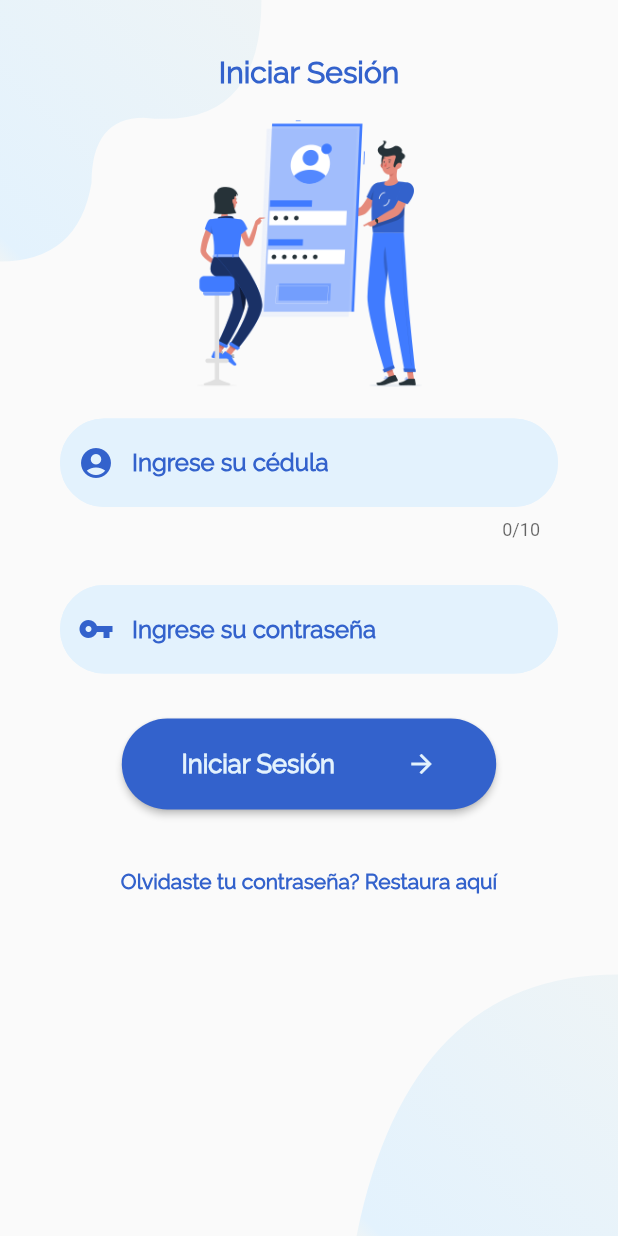
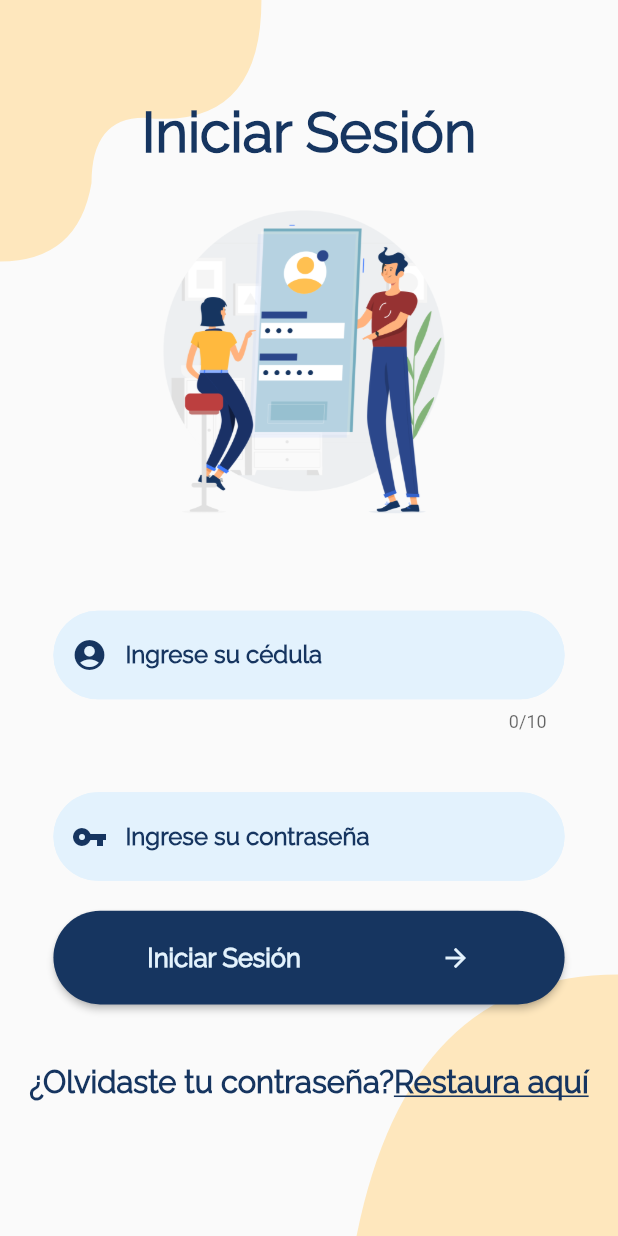
Before and after one commit to Stratovarius93/GoClassUnibe, a Flutter app: the LoginScreen screen opened directly, on a phone screen of 412 x 824 dp. Run offline on Flutter 3.47's test engine with Material 2 defaults, Android fonts, the phone set to English and light mode, and no system bars; our stand-ins replace auto_size_text, cloud_firestore, firebase_auth, google_sign_in; missing offline and left inert: colorful_safe_area; accounts and stored records are empty.

Commit message:
correcion colores y botones widgets registro login y validacion

```diff
--- a/lib/widgets/generics/homeApp/Input.dart
+++ b/lib/widgets/generics/homeApp/Input.dart
@@ -1,4 +1,3 @@
-import 'package:flutter/cupertino.dart';
 import 'package:flutter/material.dart';
 import 'package:GoClassUnibe/constants/Fonts.dart';
 
@@ -18,8 +17,12 @@ class CreateEmailInput extends StatelessWidget {
 
   @override
   Widget build(BuildContext context) {
-    return Padding(
-      padding: const EdgeInsets.only(top: 10.0, left: 40.0, right: 40.0, bottom: 20.0),
+    return Container(
+      width: MediaQuery
+          .of(context)
+          .size
+          .width * 0.90,
+      padding: const EdgeInsets.only(top: 40.0, left: 15.0, right: 15.0),
       child: TextFormField(
         maxLength: 10,
         keyboardType: TextInputType.number,
@@ -35,8 +38,8 @@ class CreateEmailInput extends StatelessWidget {
             fillColor: color,
             border: new OutlineInputBorder(
                 borderRadius: const BorderRadius.all(
-              const Radius.circular(50.0),
-            ))),
+                  const Radius.circular(50.0),
+                ))),
         style: TextStyle(
           fontFamily: fontApp,
           fontWeight: FontWeight.bold,
--- a/lib/widgets/generics/homeApp/LoginButton.dart
+++ b/lib/widgets/generics/homeApp/LoginButton.dart
@@ -19,28 +19,33 @@ class CreateLoginButton extends StatelessWidget {
   @override
   Widget build(BuildContext context) {
     return Container(
-      padding: const EdgeInsets.only(top:10.0,left: 40.0,right: 40.0,bottom: 20.0),
-      height: MediaQuery.of(context).size.width * 0.22,
-      width: MediaQuery.of(context).size.width * 0.80,
+      height: MediaQuery.of(context).size.width * 0.20,
+      width: MediaQuery.of(context).size.width * 0.90,
+      padding: const EdgeInsets.only(top: 20.0, left: 15.0, right: 15.0),
       child: RaisedButton(
         child: Row(
           mainAxisAlignment: MainAxisAlignment.spaceAround,
           children: <Widget>[
-            Text((Title),style: TextStyle(fontSize: 17.0, fontFamily: fontApp, fontWeight: FontWeight.bold,),),
-            Icon( Icons.arrow_forward, size: 20.0,
+            Text(
+              (Title),
+              style: TextStyle(
+                fontSize: 17.0,
+                fontFamily: fontApp,
+                fontWeight: FontWeight.bold,
+              ),
+            ),
+            Icon(
+              Icons.arrow_forward,
+              size: 20.0,
             ),
           ],
-
         ),
         color: color,
         textColor: colorText,
         shape: RoundedRectangleBorder(
           borderRadius: BorderRadius.circular(50),
-        ),
-
-        onPressed: () {},
+        ), onPressed: () {  },
       ),
     );
   }
-
 }
--- a/lib/widgets/generics/homeApp/MiniText.dart
+++ b/lib/widgets/generics/homeApp/MiniText.dart
@@ -1,6 +1,8 @@
+import 'package:GoClassUnibe/constants/Colors.dart';
 import 'package:flutter/cupertino.dart';
 import 'package:flutter/material.dart';
 import 'package:GoClassUnibe/constants/Fonts.dart';
+
 class CreateMiniText extends StatelessWidget {
   final String Title;
   final Color colorText;
@@ -10,11 +12,68 @@ class CreateMiniText extends StatelessWidget {
     this.Title,
     this.colorText,
   }) : super(key: key);
+
   Widget build(BuildContext context) {
     return Container(
-        padding: EdgeInsets.only(top: 20.0),
-        child:  Text((Title),
-          textAlign: TextAlign.center,
-          style: TextStyle(fontWeight: FontWeight.bold, color: colorText,fontFamily: fontApp),
-        ));}
+      padding: const EdgeInsets.only(top: 40.0),
+      child: Text.rich(
+        TextSpan(
+          text: '¿Olvidaste tu contraseña?',
+          style: TextStyle(
+            fontFamily: fontApp,
+            fontWeight: FontWeight.bold,
+            fontSize: MediaQuery.of(context).size.width * 0.05,
+            color: colorText,
+          ),
+          children: <TextSpan>[
+            TextSpan(
+                text: 'Restaura aquí',
+                style: TextStyle(
+                  fontFamily: fontApp,
+                  fontWeight: FontWeight.bold,
+                  fontSize: MediaQuery.of(context).size.width * 0.05,
+                  color: colorText,
+                  decoration: TextDecoration.underline,
+                )),
+            // can add more TextSpans here...
+          ],
+        ),
+      ),
+    );
+  }
 }
+
+class CreateMiniText2 extends StatelessWidget {
+  final String Title;
+  final Color colorText;
+
+  const CreateMiniText2({
+    Key key,
+    this.Title,
+    this.colorText,
+  }) : super(key: key);
+
+  Widget build(BuildContext context) {
+    return Container(
+      width: MediaQuery.of(context).size.width * 0.9,
+      margin: EdgeInsets.only(left: 30.0, right: 30.0),
+      padding: EdgeInsets.all(10.0),
+      child: Column(
+        children: <Widget>[
+          SizedBox(
+            height: 6,
+          ),
+          Text(
+            Title,
+            style: TextStyle(
+              fontFamily: fontApp,
+              fontWeight: FontWeight.bold,
+              fontSize: MediaQuery.of(context).size.width * 0.06,
+              color: Color.fromRGBO(151, 156, 156, 61),
+            ),
+          ),
+        ],
+      ),
+    );
+  }
+}
--- a/lib/widgets/generics/homeApp/PasswordInput.dart
+++ b/lib/widgets/generics/homeApp/PasswordInput.dart
@@ -18,9 +18,11 @@ class CreatePasswordInput extends StatelessWidget {
 
   @override
   Widget build(BuildContext context) {
-    return Padding(
-      padding: const EdgeInsets.only(top: 10.0,left: 40.0,right: 40.0,bottom: 20.0),
+    return Container(
+      width: MediaQuery.of(context).size.width * 0.90,
+      padding: const EdgeInsets.only(top: 40.0, left: 15.0, right: 15.0),
       child: TextFormField(
+        keyboardType: TextInputType.number,
         decoration: InputDecoration(
             prefixIcon: icon,
             hintText: Title,
@@ -33,8 +35,8 @@ class CreatePasswordInput extends StatelessWidget {
             fillColor: color,
             border: new OutlineInputBorder(
                 borderRadius: const BorderRadius.all(
-                  const Radius.circular(25.0),
-                ))),
+              const Radius.circular(50.0),
+            ))),
         obscureText: true,
         style: TextStyle(
           fontFamily: fontApp,
--- a/lib/widgets/generics/homeApp/Title.dart
+++ b/lib/widgets/generics/homeApp/Title.dart
@@ -16,7 +16,7 @@ class MainTitle extends StatelessWidget {
   Widget build(BuildContext context) {
     return Container(
       width: MediaQuery.of(context).size.width * 0.9,
-      margin: EdgeInsets.only(top: 20.0,left: 30.0,right: 30.0),
+      margin: EdgeInsets.only(top: 50.0, left: 30.0, right: 30.0),
       padding: EdgeInsets.all(10.0),
       child: Column(
         children: <Widget>[
@@ -28,7 +28,7 @@ class MainTitle extends StatelessWidget {
             style: TextStyle(
               fontFamily: fontApp,
               fontWeight: FontWeight.bold,
-              fontSize: 20.0,
+              fontSize: MediaQuery.of(context).size.width * 0.09,
               color: colorText,
             ),
           ),
--- a/lib/widgets/screens/homeApp/LoginScreen.dart
+++ b/lib/widgets/screens/homeApp/LoginScreen.dart
@@ -15,47 +15,46 @@ class LoginScreen extends StatelessWidget {
       body: Stack(
         children: <Widget>[
           Background(
-            color1: colorAppBackground,
-            color2: colorInputBlueLight,
+            color1: Color.fromRGBO(254, 231, 189, 100),
+            color2: Color.fromRGBO(254, 231, 189, 100),
           ),
           Container(
             child: Column(
               children: <Widget>[
                 MainTitle(
-                  colorText: colorButtonBlueDark1,
+                  colorText: Color.fromRGBO(22, 53, 96, 38),
                   Title: "Iniciar Sesión",
                 ),
                 Image.asset(
                   'images/login.png',
-                  height: 200.0,
-                  width: 150.0,
-                ),
+                    height: MediaQuery.of(context).size.height * 0.3,
+                    width: MediaQuery.of(context).size.width * 0.5),
                 CreateEmailInput(
                   color: colorInputBlueLight,
-                  colorText: colorButtonBlueDark1,
+                  colorText: Color.fromRGBO(22, 53, 96, 38),
                   Title: "Ingrese su cédula",
                   icon: new Icon(
                     Icons.account_circle,
-                    color: colorButtonBlueDark1,
+                    color: Color.fromRGBO(22, 53, 96, 38),
                   ),
                 ),
                 CreatePasswordInput(
                   color: colorInputBlueLight,
-                  colorText: colorButtonBlueDark1,
+                  colorText: Color.fromRGBO(22, 53, 96, 38),
                   icon: new Icon(
                     Icons.vpn_key,
-                    color: colorButtonBlueDark1,
+                    color: Color.fromRGBO(22, 53, 96, 38),
                   ),
                   Title: "Ingrese su contraseña",
                 ),
                 CreateLoginButton(
-                  color: colorButtonBlueDark1,
+                  color: Color.fromRGBO(22, 53, 96, 38),
                   colorText: colorInputBlueLight,
                   icon: new Icon(Icons.arrow_forward),
                   Title: "Iniciar Sesión",
                 ),
                 CreateMiniText(
-                  colorText: colorButtonBlueDark1,
+                  colorText: Color.fromRGBO(22, 53, 96, 38),
                   Title: "Olvidaste tu contraseña? Restaura aquí",
                 ),
               ],
```
Also changed, not shown: lib/main.dart (+4 -4 lines), lib/widgets/generics/homeApp/ButtonFirst.dart (+10 -8 lines), lib/widgets/generics/homeApp/SecondText.dart (+13 -4 lines), lib/widgets/screens/homeApp/HomeScreen.dart (+12 -14 lines), lib/widgets/screens/homeApp/Validation.dart (+8 -10 lines), images/Go.png, images/login.png, pubspec.lock, 7 other files.
